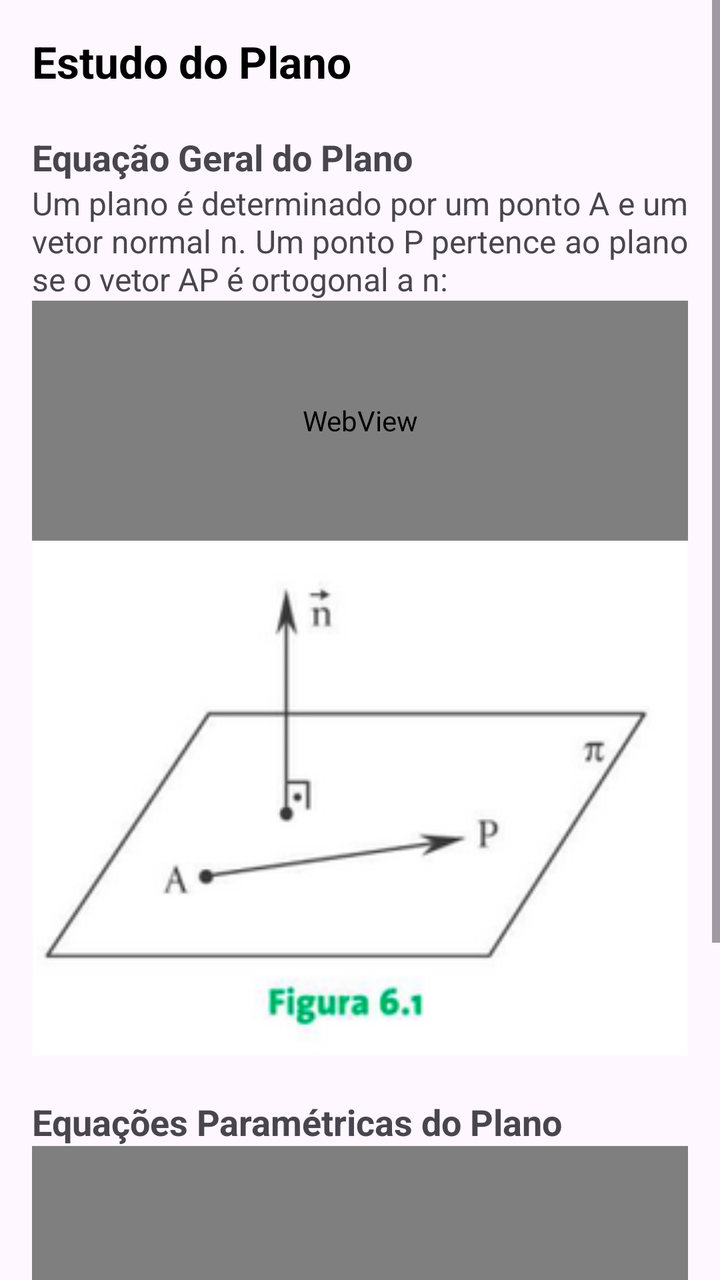
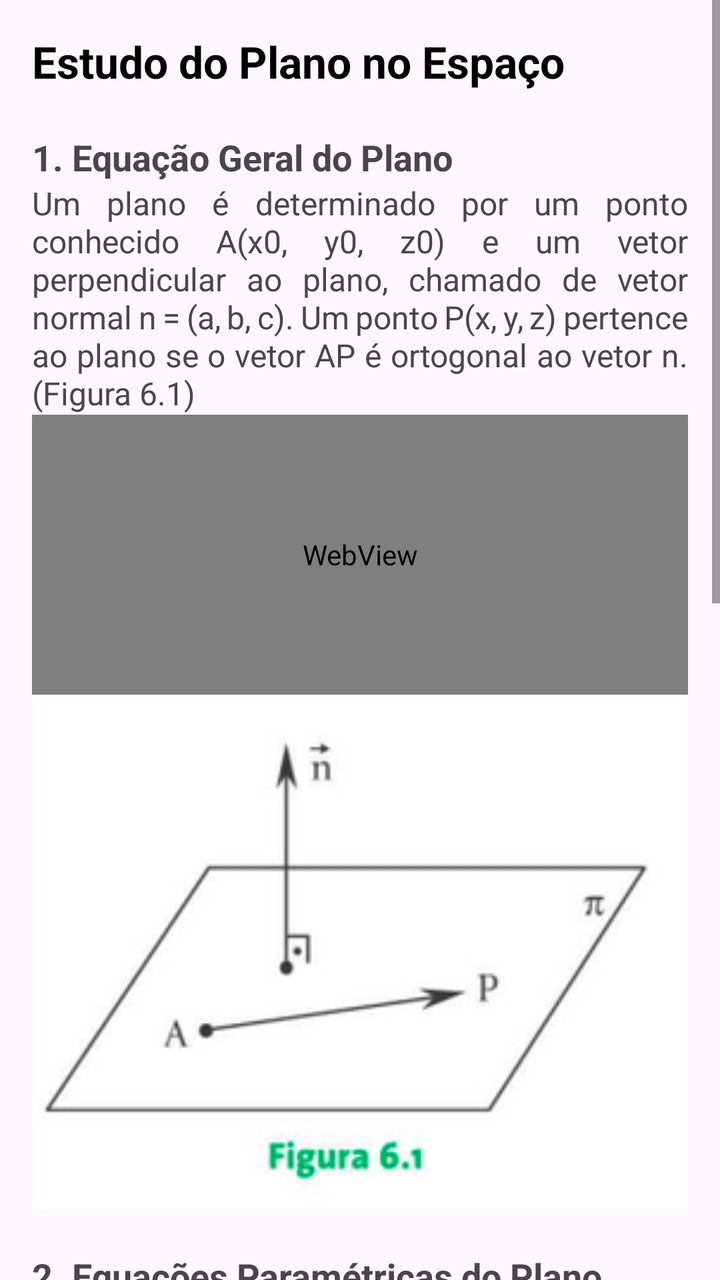

Two renders of the same Android screen: before a commit and after it. Below are the layout's source before the change and the commit's diff.
<!-- AndroidManifest.xml: application theme Theme.MatrixLab -->
<!-- res/layout/fragment_vetorial22.xml -->
<?xml version="1.0" encoding="utf-8"?>
<ScrollView xmlns:android="http://schemas.android.com/apk/res/android"
    android:layout_width="match_parent"
    android:layout_height="match_parent"
    android:fillViewport="true">

    <LinearLayout
        android:layout_width="match_parent"
        android:layout_height="match_parent"
        android:orientation="vertical"
        android:padding="16dp">

        <TextView
            android:layout_width="match_parent"
            android:layout_height="wrap_content"
            android:text="Estudo do Plano"
            android:textSize="22sp"
            android:textStyle="bold"
            android:textColor="@android:color/black" />

        <TextView
            android:layout_width="match_parent"
            android:layout_height="wrap_content"
            android:text="\nEquação Geral do Plano"
            android:textSize="18sp"
            android:textStyle="bold" />

        <TextView
            android:layout_width="match_parent"
            android:layout_height="wrap_content"
            android:textSize="16sp"
            android:justificationMode="inter_word"
            android:text="Um plano é determinado por um ponto A e um vetor normal n. Um ponto P pertence ao plano se o vetor AP é ortogonal a n:" />

        <WebView
            android:id="@+id/math_eq_geral_plano"
            android:layout_width="match_parent"
            android:layout_height="120dp" />

        <ImageView
            android:layout_width="match_parent"
            android:layout_height="wrap_content"
            android:adjustViewBounds="true"
            android:src="@drawable/unidade2_7" />

        <TextView
            android:layout_width="match_parent"
            android:layout_height="wrap_content"
            android:text="\nEquações Paramétricas do Plano"
            android:textSize="18sp"
            android:textStyle="bold" />

        <WebView
            android:id="@+id/math_param_plano"
            android:layout_width="match_parent"
            android:layout_height="200dp" />

        <View android:layout_width="match_parent" android:layout_height="80dp" />
    </LinearLayout>
</ScrollView>
<!-- resources referenced by this layout -->
<resources>
  <!-- drawable unidade2_7: png bitmap (drawable, 17638 bytes) -->
  <style name="Theme.MatrixLab" parent="Theme.Material3.Light.NoActionBar">
          
          <item name="colorPrimary">@color/purple_500</item>
          <item name="colorPrimaryVariant">@color/purple_700</item>
          <item name="colorOnPrimary">@color/white</item>
          <item name="colorSecondary">@color/teal_200</item>
          <item name="colorSecondaryVariant">@color/teal_700</item>
          <item name="colorOnSecondary">@color/black</item>
          <item name="android:statusBarColor">?attr/colorPrimaryVariant</item>
      </style>
  <color name="purple_500">#FF6200EE</color>
  <color name="purple_700">#FF3700B3</color>
  <color name="white">#FFFFFFFF</color>
  <color name="teal_200">#FF03DAC5</color>
  <color name="teal_700">#FF018786</color>
  <color name="black">#FF000000</color>
</resources>

<!-- the commit's change to res/layout/fragment_vetorial22.xml (unified diff, before → after) -->
@@ -6,14 +6,14 @@
 
     <LinearLayout
         android:layout_width="match_parent"
-        android:layout_height="match_parent"
+        android:layout_height="wrap_content"
         android:orientation="vertical"
         android:padding="16dp">
 
         <TextView
             android:layout_width="match_parent"
             android:layout_height="wrap_content"
-            android:text="Estudo do Plano"
+            android:text="Estudo do Plano no Espaço"
             android:textSize="22sp"
             android:textStyle="bold"
             android:textColor="@android:color/black" />
@@ -21,7 +21,7 @@
         <TextView
             android:layout_width="match_parent"
             android:layout_height="wrap_content"
-            android:text="\nEquação Geral do Plano"
+            android:text="\n1. Equação Geral do Plano"
             android:textSize="18sp"
             android:textStyle="bold" />
 
@@ -30,12 +30,12 @@
             android:layout_height="wrap_content"
             android:textSize="16sp"
             android:justificationMode="inter_word"
-            android:text="Um plano é determinado por um ponto A e um vetor normal n. Um ponto P pertence ao plano se o vetor AP é ortogonal a n:" />
+            android:text="Um plano é determinado por um ponto conhecido A(x0, y0, z0) e um vetor perpendicular ao plano, chamado de vetor normal n = (a, b, c). Um ponto P(x, y, z) pertence ao plano se o vetor AP é ortogonal ao vetor n. (Figura 6.1)" />
 
         <WebView
             android:id="@+id/math_eq_geral_plano"
             android:layout_width="match_parent"
-            android:layout_height="120dp" />
+            android:layout_height="140dp" />
 
         <ImageView
             android:layout_width="match_parent"
@@ -46,12 +46,32 @@
         <TextView
             android:layout_width="match_parent"
             android:layout_height="wrap_content"
-            android:text="\nEquações Paramétricas do Plano"
+            android:text="\n2. Equações Paramétricas do Plano"
             android:textSize="18sp"
             android:textStyle="bold" />
 
+        <TextView
+            android:layout_width="match_parent"
+            android:layout_height="wrap_content"
+            android:textSize="16sp"
+            android:justificationMode="inter_word"
+            android:text="Além da forma normal, um plano pode ser definido por um ponto A e dois vetores u e v não paralelos entre si que 'moram' no plano. Qualquer ponto P pode ser alcançado a partir de A usando uma combinação desses dois vetores." />
+
         <WebView
             android:id="@+id/math_param_plano"
+            android:layout_width="match_parent"
+            android:layout_height="250dp" />
+
+        <TextView
+            android:layout_width="match_parent"
+            android:layout_height="wrap_content"
+            android:text="\n3. Exemplo Prático"
+            android:textSize="18sp"
+            android:textStyle="bold"
+            android:textColor="#1A73E8" />
+
+        <WebView
+            android:id="@+id/math_exemplo_plano"
             android:layout_width="match_parent"
             android:layout_height="200dp" />
 
